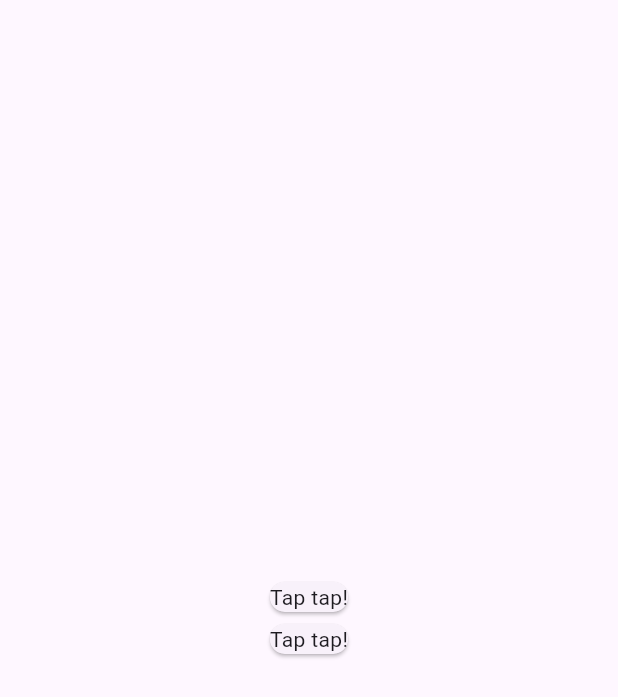
After one commit to Virginia-Nyawira/state_management_tutorial, a Flutter app: the screen it shows after launch, after a tap on "Tap tap!", on a phone screen of 412 x 824 dp. The commit adds this screen. Shown: the top 697 px of the screen. Run offline on Flutter 3.47's test engine with Material 2 defaults, Android fonts, the phone set to English and light mode, and no system bars; our stand-ins replace bloc, connectivity_plus, flutter_bloc.

Commit message:
commit get

```diff
--- /dev/null
+++ b/lib/GetX/Controller/getx_controller.dart
@@ -0,0 +1,10 @@
+class GetXController{
+  int _x=0;
+
+  get x => _x;
+
+  void increaseX(){
+    _x++;
+  }
+
+}
--- /dev/null
+++ b/lib/GetX/Presentation/getx_first_home.dart
@@ -0,0 +1,42 @@
+import 'package:flutter/material.dart';
+import 'package:states/GetX/Controller/getx_controller.dart';
+
+class GetxFirstHome extends StatefulWidget {
+  const GetxFirstHome({super.key});
+
+  @override
+  State<GetxFirstHome> createState() => _GetxFirstHomeState();
+}
+
+class _GetxFirstHomeState extends State<GetxFirstHome> {
+  GetXController getXController= GetXController();
+  @override
+  Widget build(BuildContext context) {
+    return Scaffold(
+      body: Container(
+        height: double.maxFinite,
+        width: double.maxFinite,
+        child: Column(
+          mainAxisAlignment: MainAxisAlignment.center,
+          children: [
+            GestureDetector(
+              onTap: (){
+                getXController.increaseX();
+                print(getXController.x);
+              },
+              child: const Card(
+                child: Text('Tap tap!'),
+              ),
+            ),
+            GestureDetector(
+              onTap: (){},
+              child: const Card(
+                child: Text('Tap tap!'),
+              ),
+            ),
+          ],
+        ),
+      ),
+    );
+  }
+}
--- a/lib/constants.dart
+++ b/lib/constants.dart
@@ -1,4 +1,4 @@
-
+///  used in the bloc-connectivity file
 enum ConnectivityType{
   mobile,
   wifi,
--- a/lib/main.dart
+++ b/lib/main.dart
@@ -7,6 +7,7 @@ import 'package:states/Bloc/Presentation/bloc_home.dart';
 import 'package:states/Bloc/Presentation/internet_cubit.dart';
 import 'package:states/Bloc/Presentation/second_screen.dart';
 import 'package:states/Bloc/Service/counter_cubit.dart';
+import 'package:states/GetX/Presentation/getx_first_home.dart';
 import 'package:states/Provider/API_Call_using_Provider/Services/provider_service.dart';
 import 'package:states/Provider/API_Call_using_Provider/home_view.dart';
 import 'package:states/Provider/Model/items_model.dart';
@@ -20,16 +21,16 @@ import 'package:states/Provider/Views/home_view.dart';
 // }
 
 
-/// Provider with no API
-void main() {
-  runApp(
-    //Entry point of provider
-      ChangeNotifierProvider<MovieProvider>(
-          create: (context) => MovieProvider(),//creating change notifier object
-          child: const MyApp(),
-      )
-  );
-}
+/// Provider with no API--Movies
+// void main() {
+//   runApp(
+//     //Entry point of provider
+//       ChangeNotifierProvider<MovieProvider>(
+//           create: (context) => MovieProvider(),//creating change notifier object
+//           child: const MyApp(),
+//       )
+//   );
+// }
 
 ///Provider with API
 // void main() {
@@ -127,6 +128,33 @@ void main() {
 //   }
 // }
 
+
+///Provider Movie generator
+// class MyApp extends StatelessWidget {
+//   const MyApp({super.key});
+//
+//   @override
+//   Widget build(BuildContext context) {
+//     return MaterialApp(
+//       debugShowCheckedModeBanner: false,
+//           title: 'State management',
+//           theme: ThemeData(
+//             colorScheme: ColorScheme.fromSeed(seedColor: Colors.deepPurple),
+//             useMaterial3: true,
+//           ),
+//        home: const ProviderHomeView_Movie(),
+//     );
+//   }
+// }
+
+///GetX
+
+void main() {
+  runApp(
+      const MyApp()
+  );
+}
+
 class MyApp extends StatelessWidget {
   const MyApp({super.key});
 
@@ -134,12 +162,12 @@ class MyApp extends StatelessWidget {
   Widget build(BuildContext context) {
     return MaterialApp(
       debugShowCheckedModeBanner: false,
-          title: 'State management',
-          theme: ThemeData(
-            colorScheme: ColorScheme.fromSeed(seedColor: Colors.deepPurple),
-            useMaterial3: true,
-          ),
-       home: const ProviderHomeView_Movie(),
+      title: 'State management-GetX',
+      theme: ThemeData(
+        colorScheme: ColorScheme.fromSeed(seedColor: Colors.deepPurple),
+        useMaterial3: true,
+      ),
+      home: const GetxFirstHome(),
     );
   }
 }
```
